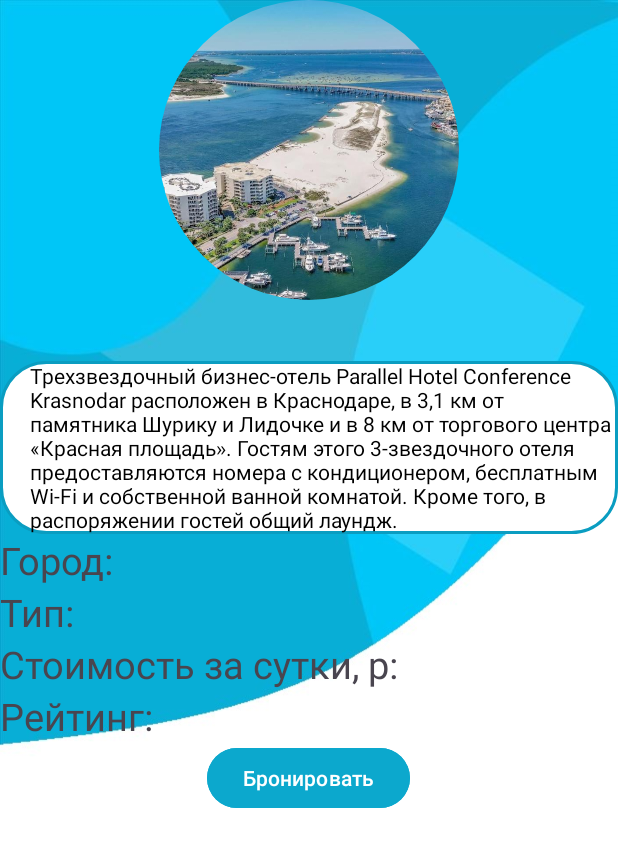
After one commit to DronTC/HousingGuru, an Android app: the product_page_activity screen opened directly, with no data from a screen before it, on a phone screen of 412 x 824 dp. The commit adds this screen. Shown: the top 847 px of the screen. Run offline under Robolectric (Android 15) with nearby library versions, the phone set to English and light mode, and no system bars; our stand-ins replace CircleImageView.

Commit message:
add product_page

```diff
--- a/app/src/main/java/com/example/housingguru/fragments/FragmentAuth.kt
+++ b/app/src/main/java/com/example/housingguru/fragments/FragmentAuth.kt
@@ -34,8 +34,7 @@ class FragmentAuth : Fragment() {
                 if(db.checkUser(login, password)){
                     Toast.makeText(requireContext(), "Пользователь $login авторизован",
                         Toast.LENGTH_SHORT).show()
-                    view.findNavController()
-                        .navigate(R.id.action_fragmentAuth_to_mainMenuFragment)
+                    view.findNavController().navigate(R.id.action_fragmentAuth_to_mainMenuFragment)
                 }
                 else
                     Toast.makeText(requireContext(), "Неверный логин или пароль",
--- a/app/src/main/java/com/example/housingguru/fragments/ProductListFragment.kt
+++ b/app/src/main/java/com/example/housingguru/fragments/ProductListFragment.kt
@@ -6,6 +6,7 @@ import android.view.LayoutInflater
 import android.view.View
 import android.view.ViewGroup
 import android.widget.ListView
+import androidx.navigation.findNavController
 import com.example.housingguru.ListViewAdapter
 import com.example.housingguru.R
 import com.example.housingguru.model.Filter
@@ -26,8 +27,10 @@ class productListFragment : Fragment() {
                 listFilterHouses.add(i)
         }
 
+        listView.isClickable = true
         val adapter = ListViewAdapter(requireContext(), R.layout.list_item, listFilterHouses)
         listView.adapter = adapter
+
 
         return view
     }
--- /dev/null
+++ b/app/src/main/java/com/example/housingguru/product_page_activity.kt
@@ -0,0 +1,23 @@
+package com.example.housingguru
+
+import android.media.Image
+import androidx.appcompat.app.AppCompatActivity
+import android.os.Bundle
+import android.widget.ImageView
+import android.widget.TextView
+import de.hdodenhof.circleimageview.CircleImageView
+
+class product_page_activity : AppCompatActivity() {
+    override fun onCreate(savedInstanceState: Bundle?) {
+        super.onCreate(savedInstanceState)
+        setContentView(R.layout.activity_product_page)
+
+        findViewById<ImageView>(R.id.house_image).setImageResource(intent.getIntExtra("imageId", R.drawable.charming_image))
+        findViewById<TextView>(R.id.name_tv).text = intent.getStringExtra("name")
+        findViewById<TextView>(R.id.city_tv).text = intent.getStringExtra("city")
+        findViewById<TextView>(R.id.type_tv).text = intent.getStringExtra("type")
+        findViewById<TextView>(R.id.price_tv).text = intent.getStringExtra("price")
+        findViewById<TextView>(R.id.rating_tv).text = intent.getStringExtra("rating")
+
+    }
+}
--- /dev/null
+++ b/app/src/main/res/layout/activity_product_page.xml
@@ -0,0 +1,120 @@
+<?xml version="1.0" encoding="utf-8"?>
+<LinearLayout xmlns:android="http://schemas.android.com/apk/res/android"
+    xmlns:app="http://schemas.android.com/apk/res-auto"
+    xmlns:tools="http://schemas.android.com/tools"
+    android:layout_width="match_parent"
+    android:layout_height="match_parent"
+    tools:context=".product_page_activity"
+    android:orientation="vertical"
+    android:background="@drawable/background_light">
+
+    <de.hdodenhof.circleimageview.CircleImageView
+        android:id="@+id/house_image"
+        android:layout_width="200dp"
+        android:layout_height="200dp"
+        android:layout_gravity="center"
+        android:src="@drawable/hotel_image" />
+
+    <TextView
+        android:id="@+id/name_tv"
+        android:layout_width="wrap_content"
+        android:layout_height="wrap_content"
+        android:layout_gravity="center"
+        android:text="Название отеля"
+        android:textSize="30sp"
+        android:textColor="@color/white"
+        android:textStyle="bold" />
+
+    <TextView
+        android:id="@+id/description_tv"
+        android:layout_width="wrap_content"
+        android:layout_height="wrap_content"
+        android:paddingStart="20dp"
+        android:text="Трехзвездочный бизнес-отель Parallel Hotel Conference Krasnodar расположен в Краснодаре, в 3,1 км от памятника Шурику и Лидочке и в 8 км от торгового центра «Красная площадь». Гостям этого 3-звездочного отеля предоставляются номера с кондиционером, бесплатным Wi-Fi и собственной ванной комнатой. Кроме того, в распоряжении гостей общий лаундж."
+        android:textColor="@color/black"
+        android:background="@drawable/et_background"/>
+    <LinearLayout
+        android:layout_width="wrap_content"
+        android:layout_height="wrap_content"
+
+        android:orientation="horizontal">
+
+        <TextView
+            android:layout_width="wrap_content"
+            android:layout_height="wrap_content"
+            android:text="Город: "
+            android:textSize="25sp"/>
+        <TextView
+            android:id="@+id/city_tv"
+            android:layout_width="wrap_content"
+            android:layout_height="wrap_content"
+            android:text="Краснодар"
+            android:textSize="25sp"/>
+    </LinearLayout>
+
+    <LinearLayout
+        android:layout_width="wrap_content"
+        android:layout_height="wrap_content"
+
+        android:orientation="horizontal">
+
+        <TextView
+            android:layout_width="wrap_content"
+            android:layout_height="wrap_content"
+            android:text="Тип: "
+            android:textSize="25sp"/>
+        <TextView
+            android:id="@+id/type_tv"
+            android:layout_width="wrap_content"
+            android:layout_height="wrap_content"
+            android:text="Отель"
+            android:textSize="25sp"/>
+    </LinearLayout>
+
+    <LinearLayout
+        android:layout_width="wrap_content"
+        android:layout_height="wrap_content"
+
+        android:orientation="horizontal">
+
+        <TextView
+            android:layout_width="wrap_content"
+            android:layout_height="wrap_content"
+            android:text="Стоимость за сутки, р: "
+            android:textSize="25sp"/>
+        <TextView
+            android:id="@+id/price_tv"
+            android:layout_width="wrap_content"
+            android:layout_height="wrap_content"
+            android:text="5000"
+            android:textSize="25sp"/>
+    </LinearLayout>
+
+    <LinearLayout
+        android:layout_width="wrap_content"
+        android:layout_height="wrap_content"
+
+        android:orientation="horizontal">
+
+        <TextView
+            android:layout_width="wrap_content"
+            android:layout_height="wrap_content"
+            android:text="Рейтинг: "
+            android:textSize="25sp"/>
+        <TextView
+            android:id="@+id/rating_tv"
+            android:layout_width="wrap_content"
+            android:layout_height="wrap_content"
+            android:text="5.0"
+            android:textSize="25sp"/>
+    </LinearLayout>
+
+    <Button
+        android:id="@+id/booking_btn"
+        android:layout_width="wrap_content"
+        android:layout_height="wrap_content"
+        android:layout_gravity="center"
+        android:text="Бронировать"
+        android:backgroundTint="#0CA8CD"/>
+
+</LinearLayout>
```
Also changed, not shown: app/src/main/AndroidManifest.xml (+6 -1 lines), app/src/main/java/com/example/housingguru/ListViewAdapter.kt (+13 -0 lines), app/src/main/java/com/example/housingguru/fragments/ProductPageFragment.kt (added, +19 -0 lines), app/src/main/res/layout/fragment_product_page.xml (added, +127 -0 lines), app/src/main/res/navigation/nav_component.xml (+10 -1 lines).
